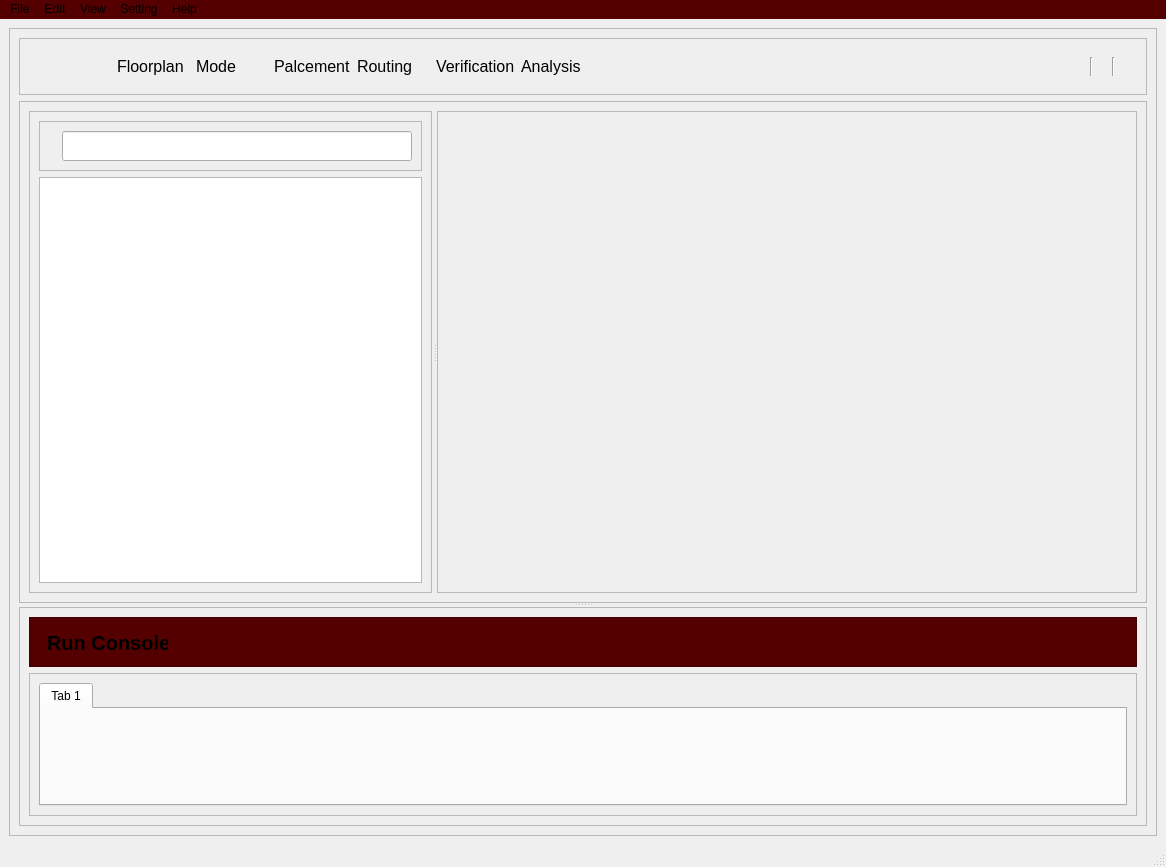
Above: mainwindow.ui from NTayeh-orion/QtGraphicViewExample before the change. Below: the same form after it.
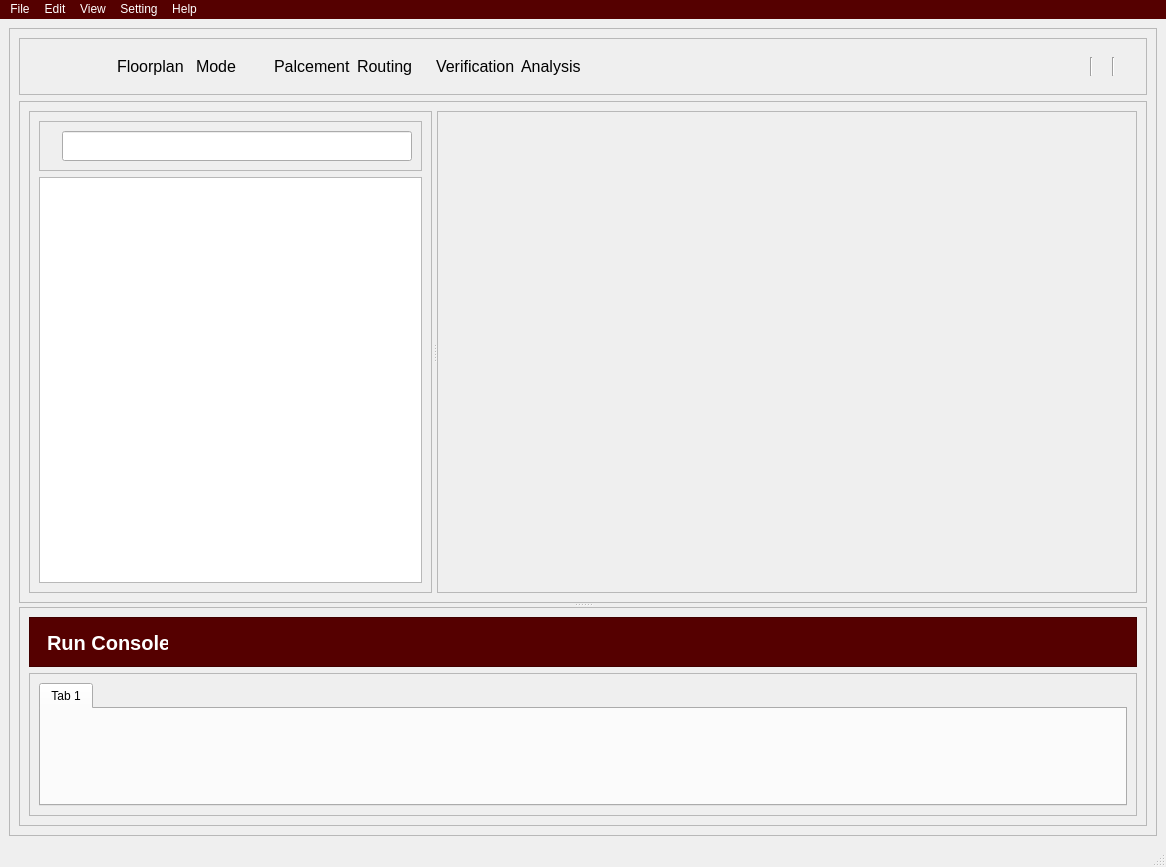
That is the form after the change. Icons and pictures are not drawn.

The edit to the form file:
```diff
--- a/mainwindow.ui
+++ b/mainwindow.ui
@@ -410,6 +410,9 @@
                    <bold>true</bold>
                   </font>
                  </property>
+                 <property name="styleSheet">
+                  <string notr="true">color: rgb(255, 255, 255);</string>
+                 </property>
                  <property name="text">
                   <string>Run Console</string>
                  </property>
@@ -473,6 +476,8 @@
    </property>
    <property name="styleSheet">
     <string notr="true">background-color: rgb(85, 0, 0);
+color: rgb(255, 255, 255);
+
 </string>
    </property>
    <widget class="QMenu" name="menuFile">
```
